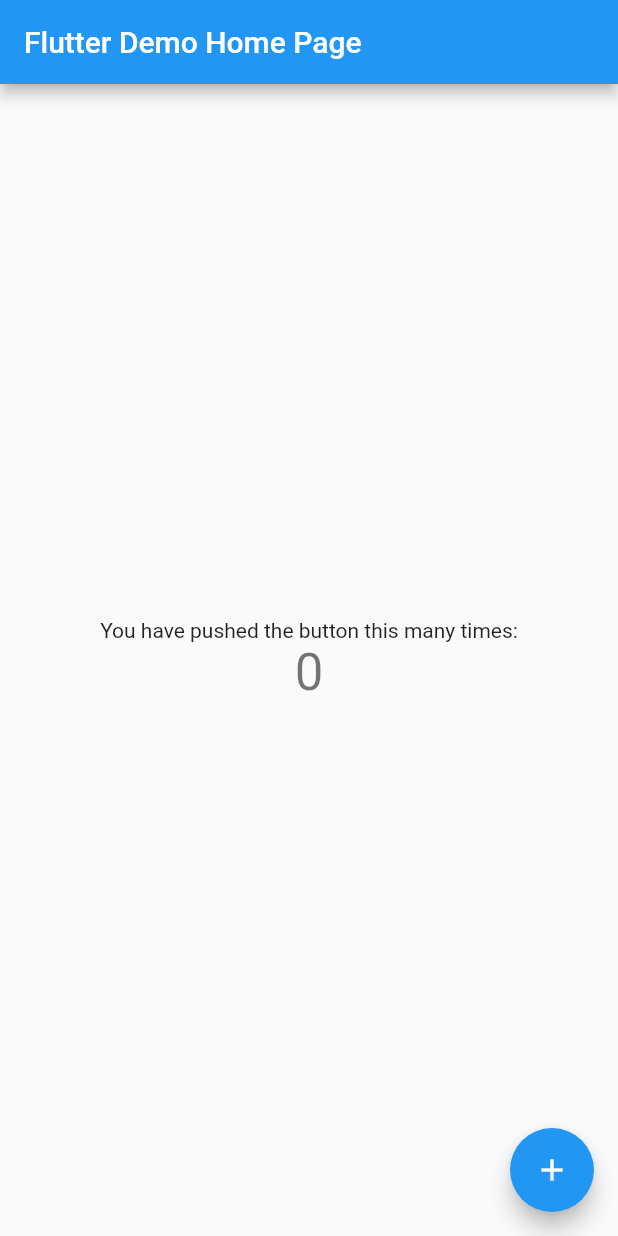
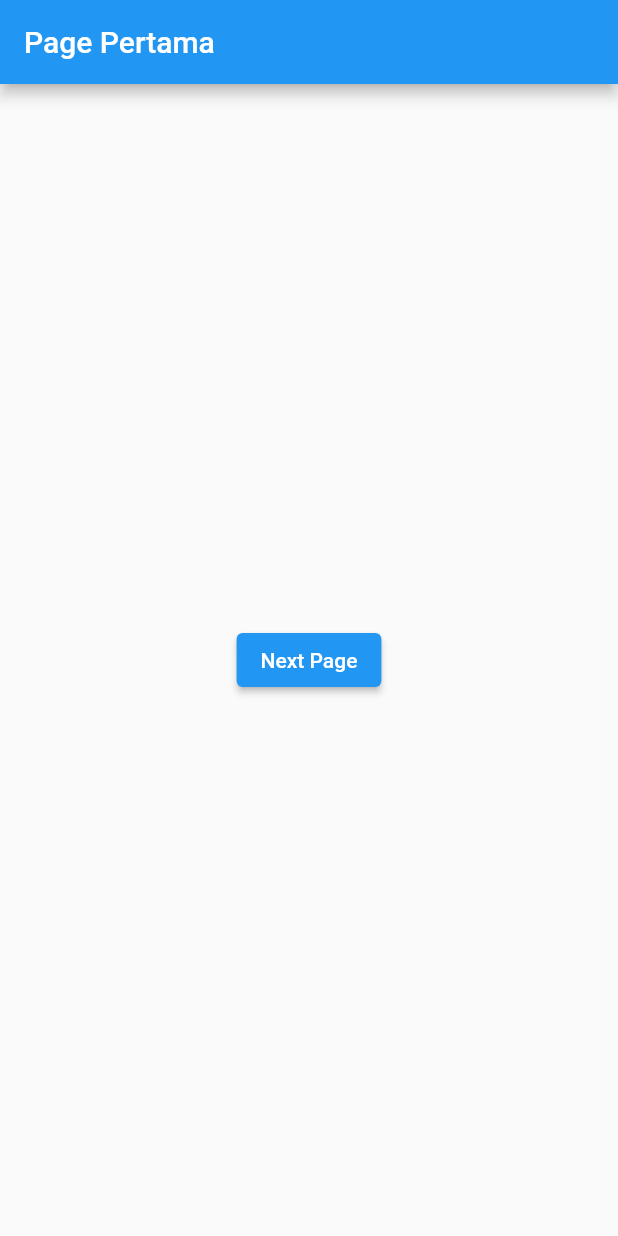
Before and after one commit to RyanHartadi06/GetX-Navigation, a Flutter app: the screen it shows after launch, on a phone screen of 412 x 824 dp. Run offline on Flutter 3.47's test engine with Material 2 defaults, Android fonts, the phone set to English and light mode, and no system bars; our stand-ins replace get.

Commit message:
Route Page Get

```diff
--- a/lib/main.dart
+++ b/lib/main.dart
@@ -1,115 +1,16 @@
 import 'package:flutter/material.dart';
+import 'package:get/get_navigation/get_navigation.dart';
+import 'package:getx_navigation/pages/page_kedua.dart';
+import 'package:getx_navigation/pages/page_ketiga.dart';
+import 'package:getx_navigation/pages/page_pertama.dart';
+import 'package:getx_navigation/routes/page_route.dart';
 
-void main() {
-  runApp(const MyApp());
-}
+void main() => runApp(MyApp());
 
 class MyApp extends StatelessWidget {
-  const MyApp({Key? key}) : super(key: key);
-
-  // This widget is the root of your application.
   @override
   Widget build(BuildContext context) {
-    return MaterialApp(
-      title: 'Flutter Demo',
-      theme: ThemeData(
-        // This is the theme of your application.
-        //
-        // Try running your application with "flutter run". You'll see the
-        // application has a blue toolbar. Then, without quitting the app, try
-        // changing the primarySwatch below to Colors.green and then invoke
-        // "hot reload" (press "r" in the console where you ran "flutter run",
-        // or simply save your changes to "hot reload" in a Flutter IDE).
-        // Notice that the counter didn't reset back to zero; the application
-        // is not restarted.
-        primarySwatch: Colors.blue,
-      ),
-      home: const MyHomePage(title: 'Flutter Demo Home Page'),
-    );
+    return GetMaterialApp(
+        title: 'Material App', home: PagePertama(), getPages: AppPage.pages);
   }
 }
-
-class MyHomePage extends StatefulWidget {
-  const MyHomePage({Key? key, required this.title}) : super(key: key);
-
-  // This widget is the home page of your application. It is stateful, meaning
-  // that it has a State object (defined below) that contains fields that affect
-  // how it looks.
-
-  // This class is the configuration for the state. It holds the values (in this
-  // case the title) provided by the parent (in this case the App widget) and
-  // used by the build method of the State. Fields in a Widget subclass are
-  // always marked "final".
-
-  final String title;
-
-  @override
-  State<MyHomePage> createState() => _MyHomePageState();
-}
-
-class _MyHomePageState extends State<MyHomePage> {
-  int _counter = 0;
-
-  void _incrementCounter() {
-    setState(() {
-      // This call to setState tells the Flutter framework that something has
-      // changed in this State, which causes it to rerun the build method below
-      // so that the display can reflect the updated values. If we changed
-      // _counter without calling setState(), then the build method would not be
-      // called again, and so nothing would appear to happen.
-      _counter++;
-    });
-  }
-
-  @override
-  Widget build(BuildContext context) {
-    // This method is rerun every time setState is called, for instance as done
-    // by the _incrementCounter method above.
-    //
-    // The Flutter framework has been optimized to make rerunning build methods
-    // fast, so that you can just rebuild anything that needs updating rather
-    // than having to individually change instances of widgets.
-    return Scaffold(
-      appBar: AppBar(
-        // Here we take the value from the MyHomePage object that was created by
-        // the App.build method, and use it to set our appbar title.
-        title: Text(widget.title),
-      ),
-      body: Center(
-        // Center is a layout widget. It takes a single child and positions it
-        // in the middle of the parent.
-        child: Column(
-          // Column is also a layout widget. It takes a list of children and
-          // arranges them vertically. By default, it sizes itself to fit its
-          // children horizontally, and tries to be as tall as its parent.
-          //
-          // Invoke "debug painting" (press "p" in the console, choose the
-          // "Toggle Debug Paint" action from the Flutter Inspector in Android
-          // Studio, or the "Toggle Debug Paint" command in Visual Studio Code)
-          // to see the wireframe for each widget.
-          //
-          // Column has various properties to control how it sizes itself and
-          // how it positions its children. Here we use mainAxisAlignment to
-          // center the children vertically; the main axis here is the vertical
-          // axis because Columns are vertical (the cross axis would be
-          // horizontal).
-          mainAxisAlignment: MainAxisAlignment.center,
-          children: <Widget>[
-            const Text(
-              'You have pushed the button this many times:',
-            ),
-            Text(
-              '$_counter',
-              style: Theme.of(context).textTheme.headline4,
-            ),
-          ],
-        ),
-      ),
-      floatingActionButton: FloatingActionButton(
-        onPressed: _incrementCounter,
-        tooltip: 'Increment',
-        child: const Icon(Icons.add),
-      ), // This trailing comma makes auto-formatting nicer for build methods.
-    );
-  }
-}
--- /dev/null
+++ b/lib/pages/page_kedua.dart
@@ -0,0 +1,30 @@
+import 'package:flutter/material.dart';
+import 'package:get/get.dart';
+import 'package:getx_navigation/pages/page_ketiga.dart';
+import 'package:getx_navigation/routes/route_name.dart';
+
+class PageKedua extends StatelessWidget {
+  @override
+  Widget build(BuildContext context) {
+    return Scaffold(
+      appBar: AppBar(
+        title: Text("Page Kedua"),
+      ),
+      body: Column(mainAxisAlignment: MainAxisAlignment.center, children: [
+        Center(
+            child: ElevatedButton(
+                onPressed: () {
+                  Get.back();
+                },
+                child: const Text("Back Page"))),
+        Center(
+            child: ElevatedButton(
+                onPressed: () {
+                  Get.toNamed(RouteName.page_3);
+                },
+                child: const Text("Next Page"))),
+        Text(Get.arguments.toString())
+      ]),
+    );
+  }
+}
--- /dev/null
+++ b/lib/pages/page_pertama.dart
@@ -0,0 +1,22 @@
+import 'package:flutter/material.dart';
+import 'package:get/get.dart';
+import 'package:getx_navigation/pages/page_kedua.dart';
+import 'package:getx_navigation/routes/route_name.dart';
+
+class PagePertama extends StatelessWidget {
+  @override
+  Widget build(BuildContext context) {
+    return Scaffold(
+      appBar: AppBar(
+        title: Text("Page Pertama"),
+      ),
+      body: Column(mainAxisAlignment: MainAxisAlignment.center, children: [
+        Center(
+            child: ElevatedButton(
+                onPressed: () =>
+                    Get.toNamed(RouteName.page_2, arguments: "Haaa"),
+                child: const Text("Next Page")))
+      ]),
+    );
+  }
+}
--- /dev/null
+++ b/lib/routes/page_route.dart
@@ -0,0 +1,22 @@
+import 'package:get/get.dart';
+import 'package:getx_navigation/pages/page_kedua.dart';
+import 'package:getx_navigation/pages/page_ketiga.dart';
+import 'package:getx_navigation/pages/page_pertama.dart';
+import 'package:getx_navigation/routes/route_name.dart';
+
+class AppPage {
+  static final pages = [
+    GetPage(
+      name: RouteName.page_1,
+      page: () => PagePertama(),
+    ),
+    GetPage(
+      name: RouteName.page_2,
+      page: () => PageKedua(),
+    ),
+    GetPage(
+      name: RouteName.page_3,
+      page: () => PageKetiga(),
+    ),
+  ];
+}
--- /dev/null
+++ b/lib/routes/route_name.dart
@@ -0,0 +1,5 @@
+abstract class RouteName {
+  static const page_1 = '/page-1';
+  static const page_2 = '/page-2';
+  static const page_3 = '/page-3';
+}
```
Also changed, not shown: lib/pages/page_ketiga.dart (added, +21 -0 lines), pubspec.yaml (+4 -12 lines), pubspec.lock.
